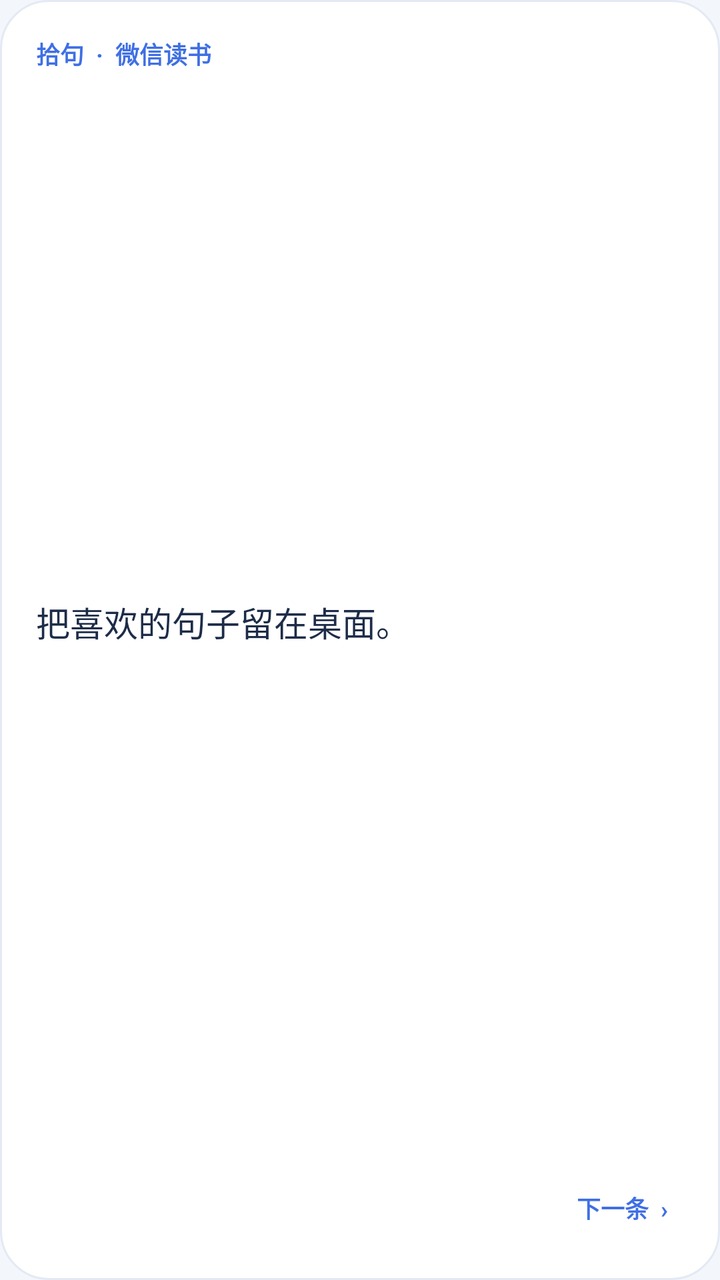
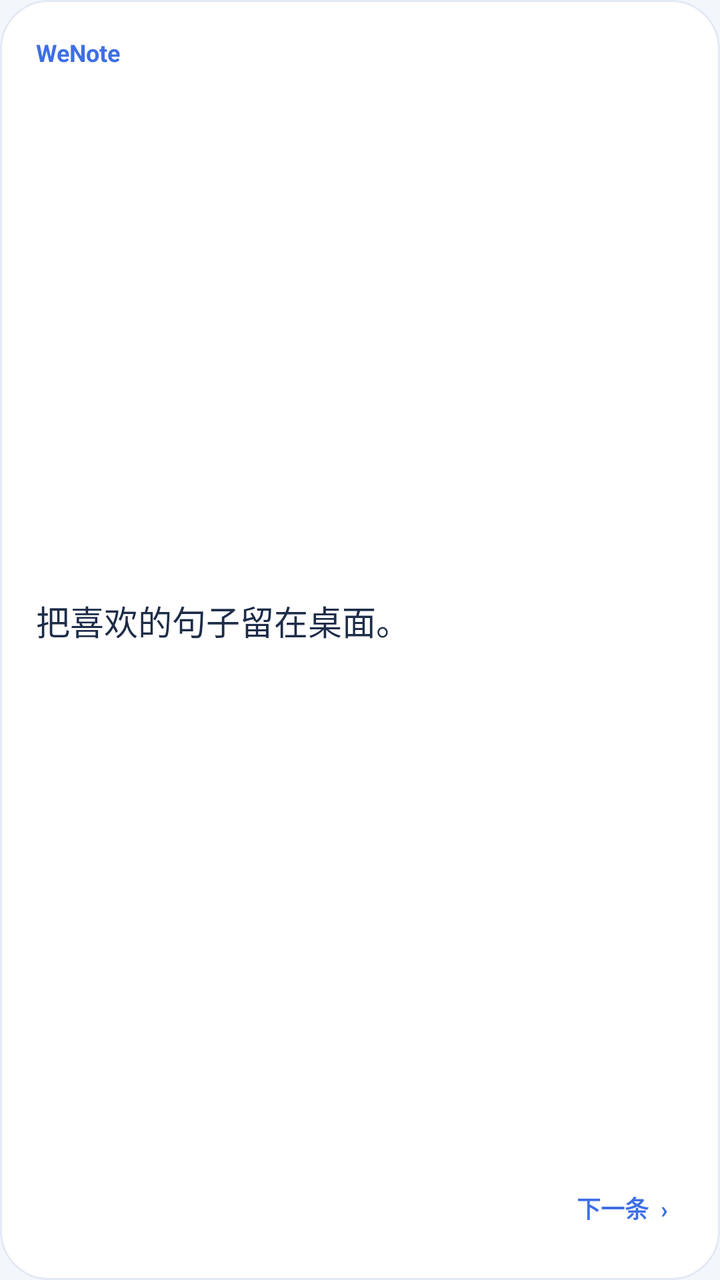

The first picture is an Android layout as it rendered before a commit; the second is the same layout after the commit. The layout source and the unified diff follow.
<!-- AndroidManifest.xml: application theme AppTheme -->
<!-- res/layout/widget_highlight.xml -->
<?xml version="1.0" encoding="utf-8"?>
<LinearLayout xmlns:android="http://schemas.android.com/apk/res/android"
    android:id="@+id/widget_root"
    android:layout_width="match_parent"
    android:layout_height="match_parent"
    android:background="@drawable/widget_background"
    android:orientation="vertical"
    android:padding="18dp">

    <LinearLayout
        android:layout_width="match_parent"
        android:layout_height="wrap_content"
        android:gravity="center_vertical"
        android:orientation="horizontal">
        <TextView
            android:layout_width="0dp"
            android:layout_height="wrap_content"
            android:layout_weight="1"
            android:text="拾句  ·  微信读书"
            android:textColor="@color/primary"
            android:textSize="12sp"
            android:textStyle="bold" />
        <TextView
            android:id="@+id/widget_count"
            android:layout_width="wrap_content"
            android:layout_height="wrap_content"
            android:textColor="@color/text_hint"
            android:textSize="11sp" />
    </LinearLayout>

    <TextView
        android:id="@+id/widget_quote"
        android:layout_width="match_parent"
        android:layout_height="0dp"
        android:layout_weight="1"
        android:ellipsize="end"
        android:gravity="center_vertical"
        android:maxLines="6"
        android:text="把喜欢的句子留在桌面。"
        android:textColor="@color/text_primary"
        android:textSize="17sp" />

    <TextView
        android:id="@+id/widget_thought"
        android:layout_width="match_parent"
        android:layout_height="wrap_content"
        android:ellipsize="end"
        android:maxLines="2"
        android:paddingBottom="6dp"
        android:textColor="@color/text_secondary"
        android:textSize="12sp"
        android:visibility="gone" />

    <LinearLayout
        android:layout_width="match_parent"
        android:layout_height="wrap_content"
        android:gravity="center_vertical"
        android:orientation="horizontal">
        <TextView
            android:id="@+id/widget_book"
            android:layout_width="0dp"
            android:layout_height="wrap_content"
            android:layout_weight="1"
            android:ellipsize="end"
            android:maxLines="1"
            android:textColor="@color/text_secondary"
            android:textSize="12sp" />
        <TextView
            android:id="@+id/widget_next"
            android:layout_width="62dp"
            android:layout_height="36dp"
            android:gravity="center"
            android:text="下一条  ›"
            android:textColor="@color/primary"
            android:textSize="12sp"
            android:textStyle="bold" />
    </LinearLayout>
</LinearLayout>
<!-- resources referenced by this layout -->
<resources>
  <color name="primary">#3F6FE5</color>
  <color name="text_hint">#6F7D94</color>
  <color name="text_primary">#1D2C48</color>
  <color name="text_secondary">#62728B</color>
  <!-- drawable widget_background (drawable) -->
  <?xml version="1.0" encoding="utf-8"?>
  <shape xmlns:android="http://schemas.android.com/apk/res/android">
      <solid android:color="@color/surface" />
      <corners android:radius="24dp" />
      <stroke android:width="1dp" android:color="@color/outline" />
  </shape>
  <style name="AppTheme" parent="AppTheme.Base" />
  <color name="surface">#FFFFFF</color>
  <color name="outline">#E3EAF5</color>
  <style name="AppTheme.Base" parent="android:style/Theme.Material.Light.NoActionBar">
          <item name="android:fontFamily">sans-serif</item>
          <item name="android:statusBarColor">@color/background</item>
          <item name="android:navigationBarColor">@color/primary_dark</item>
          <item name="android:windowLightStatusBar">true</item>
          <item name="android:colorAccent">@color/primary</item>
          <item name="android:colorControlNormal">@color/text_hint</item>
          <item name="android:windowBackground">@color/background</item>
          <item name="android:buttonStyle">@style/FlatButton</item>
      </style>
  <color name="background">#F3F7FC</color>
  <color name="primary_dark">#1D2C48</color>
  <style name="FlatButton" parent="android:style/Widget.Material.Button">
          <item name="android:stateListAnimator">@null</item>
          <item name="android:textAllCaps">false</item>
          <item name="android:fontFamily">sans-serif</item>
          <item name="android:textSize">14sp</item>
          <item name="android:minWidth">0dp</item>
          <item name="android:minHeight">48dp</item>
          <item name="android:backgroundTint">@null</item>
      </style>
</resources>

<!-- the commit's change to res/layout/widget_highlight.xml (unified diff, before → after) -->
@@ -16,7 +16,7 @@
             android:layout_width="0dp"
             android:layout_height="wrap_content"
             android:layout_weight="1"
-            android:text="拾句  ·  微信读书"
+            android:text="@string/app_name"
             android:textColor="@color/primary"
             android:textSize="12sp"
             android:textStyle="bold" />
<!-- resource entries referenced after the edit -->
@@ -11,6 +11,7 @@
       <corners android:radius="24dp" />
       <stroke android:width="1dp" android:color="@color/outline" />
   </shape>
+  <string name="app_name" translatable="false">WeNote</string>
   <style name="AppTheme" parent="AppTheme.Base" />
   <color name="surface">#FFFFFF</color>
   <color name="outline">#E3EAF5</color>
